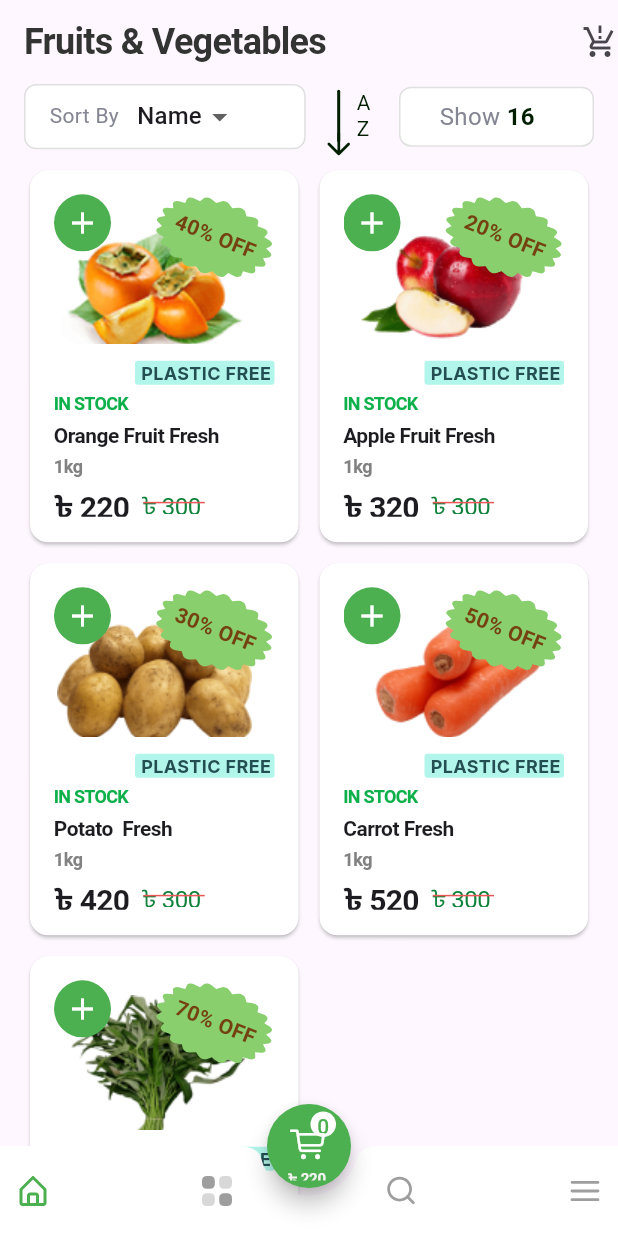
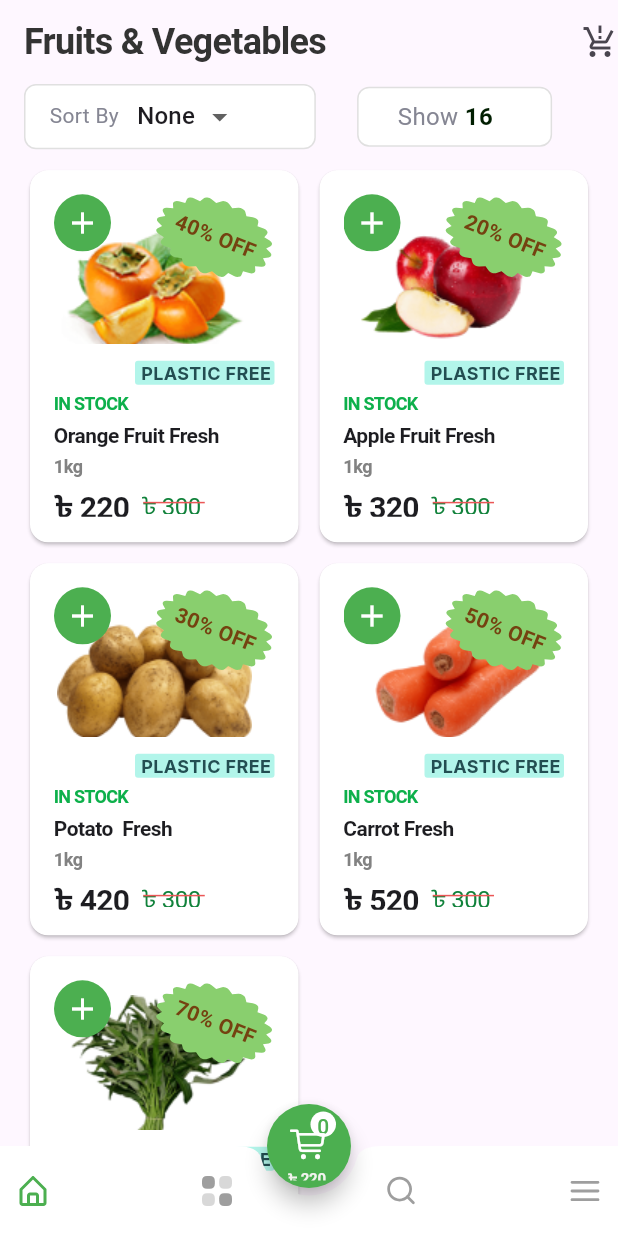
Before and after one commit to shakhawat-khan/bazar365, a Flutter app: the screen it shows after launch, on a phone screen of 412 x 824 dp. Run offline on Flutter 3.47's test engine with Material 3 defaults, Android fonts, the light colour scheme and no system bars; our stand-ins replace device_preview, flutter_screenutil, flutter_svg, get, persistent_bottom_nav_bar and 1 more; missing offline and left inert: dart:ffi; accounts and stored records are empty; Roboto replaces fonts that are missing (Inter, Proxima Nova).

Commit message:
fix sort

```diff
--- a/lib/modules/home_page/view/home_page_view.dart
+++ b/lib/modules/home_page/view/home_page_view.dart
@@ -52,13 +52,25 @@ List<DropdownMenuItem<String>> get dropdownItems {
       child: Text(
         "Name",
         style: TextStyle(),
-        )),
-    const DropdownMenuItem(value: "Price", child: Text("Price")),
+      ),
+    ),
+    const DropdownMenuItem(
+      value: "Price",
+      child: Text(
+        "Price",
+      ),
+    ),
+    const DropdownMenuItem(
+      value: "None",
+      child: Text(
+        "None",
+      ),
+    ),
   ];
   return menuItems;
 }
 
-String tempValue = 'Name';
+String tempValue = 'None';
 
 class HomePage extends StatefulWidget {
   const HomePage({super.key});
@@ -172,6 +184,8 @@ class _HomePageState extends State<HomePage> {
                                     cardModelList.sort((a, b) {
                                       return a.name!.compareTo(b.name!);
                                     });
+                                  } else if (newValue == 'None') {
+                                    cardModelList.shuffle();
                                   }
 
                                   tempValue = newValue;
@@ -187,43 +201,58 @@ class _HomePageState extends State<HomePage> {
                 const SizedBox(
                   width: 10,
                 ),
+                Column(
+                  children: [
+                    if (tempValue == 'None')
+                      ...[]
+                    else if (tempValue == 'Price') ...[
+                      Row(
+                        children: [
+                          const DownArrow(),
+                          const SizedBox(
+                            width: 10,
+                          ),
                           SizedBox(
-                  width: 14,
-                  height: 40,
-                  child: Stack(
+                            width: 21.w,
+                            height: 44.h,
+                            child: Column(
+                              mainAxisSize: MainAxisSize.min,
+                              mainAxisAlignment: MainAxisAlignment.center,
+                              crossAxisAlignment: CrossAxisAlignment.start,
                               children: [
-                      const Positioned(
-                        left: 0,
-                        right: 0,
-                        top: 26,
-                        child: SizedBox(
-                          width: 14,
-                          height: 14,
-                          child: Stack(children: [
-                            Icon(
-                              Icons.arrow_downward_rounded,
-                              color: Color(0xFF001E00),
-                            )
-                          ]),
+                                SizedBox(
+                                  width: 11.w,
+                                  height: 20.h,
+                                  child: Text(
+                                    '1',
+                                    style: TextStyle(
+                                      color: const Color(0xFF001E00),
+                                      fontSize: 16.sp,
+                                      fontFamily: 'Proxima Nova',
+                                      fontWeight: FontWeight.w400,
+                                      height: 0.09,
                                     ),
                                   ),
-                      Positioned(
-                        left: 11,
-                        top: 2,
-                        child: Container(
-                          width: 2,
-                          height: 35,
-                          decoration: ShapeDecoration(
+                                ),
+                                Text(
+                                  '10',
+                                  style: TextStyle(
                                     color: const Color(0xFF001E00),
-                            shape: RoundedRectangleBorder(
-                              borderRadius: BorderRadius.circular(30),
-                            ),
-                          ),
+                                    fontSize: 16.sp,
+                                    fontFamily: 'Proxima Nova',
+                                    fontWeight: FontWeight.w400,
+                                    height: 0.09.h,
                                   ),
                                 ),
                               ],
                             ),
                           ),
+                        ],
+                      )
+                    ] else if (tempValue == 'Name') ...[
+                      Row(
+                        children: [
+                          const DownArrow(),
                           const SizedBox(
                             width: 10,
                           ),
@@ -261,6 +290,11 @@ class _HomePageState extends State<HomePage> {
                                 ),
                               ],
                             ),
+                          ),
+                        ],
+                      )
+                    ],
+                  ],
                 ),
                 SizedBox(
                   width: 18.w,
@@ -403,3 +437,50 @@ class _HomePageState extends State<HomePage> {
     );
   }
 }
+
+class DownArrow extends StatelessWidget {
+  const DownArrow({
+    super.key,
+  });
+
+  @override
+  Widget build(BuildContext context) {
+    return SizedBox(
+      width: 14,
+      height: 40,
+      child: Stack(
+        children: [
+          const Positioned(
+            left: 0,
+            right: 0,
+            top: 26,
+            child: SizedBox(
+              width: 14,
+              height: 14,
+              child: Stack(children: [
+                Icon(
+                  Icons.arrow_downward_rounded,
+                  color: Color(0xFF001E00),
+                )
+              ]),
+            ),
+          ),
+          Positioned(
+            left: 11,
+            top: 2,
+            child: Container(
+              width: 2,
+              height: 35,
+              decoration: ShapeDecoration(
+                color: const Color(0xFF001E00),
+                shape: RoundedRectangleBorder(
+                  borderRadius: BorderRadius.circular(30),
+                ),
+              ),
+            ),
+          ),
+        ],
+      ),
+    );
+  }
+}
```
Lines whose indentation alone changed are shown as unchanged.
